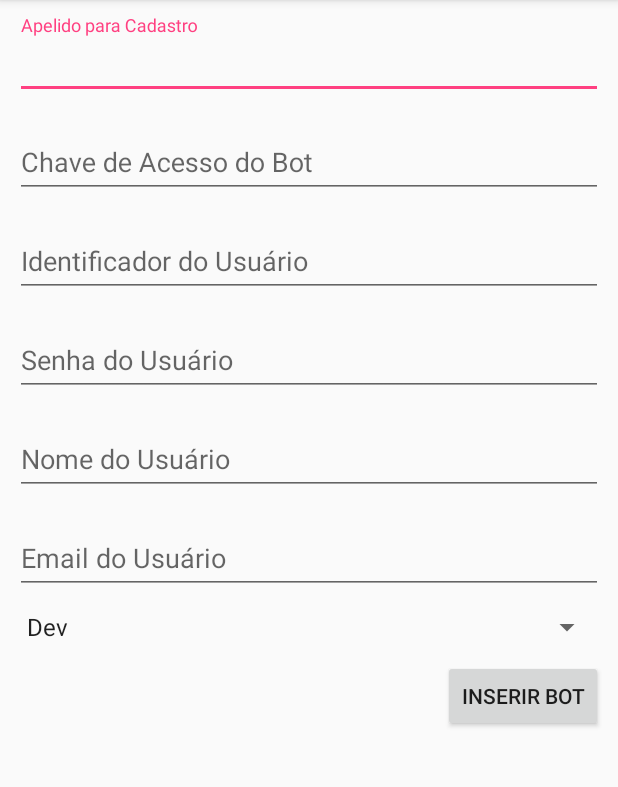
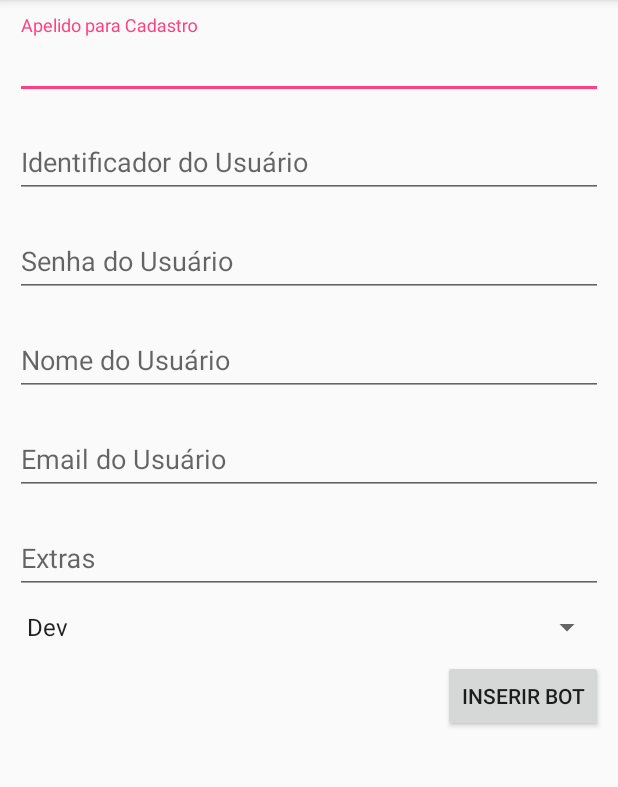
Before and after one commit to tuliomamute/TestBotsAndroid, an Android app: the InsertConfigurationActivity screen opened directly, with no data from a screen before it, on a phone screen of 412 x 824 dp, the part 84-871 px from its top. Run offline under Robolectric (Android 15) with nearby library versions, the phone set to English and light mode, and no system bars; libraries missing offline, so code that uses them is left out: retrofit2.converter.jackson; 4 statements that could not run were skipped.

Commit message:
Create extras field

```diff
--- a/app/src/main/AndroidManifest.xml
+++ b/app/src/main/AndroidManifest.xml
@@ -31,7 +31,7 @@
             android:value="true" />
         <meta-data
             android:name="VERSION"
-            android:value="1" />
+            android:value="2" />
         <meta-data
             android:name="DOMAIN_PACKAGE_NAME"
             android:value="com.bots.take.testbotsandroid" />
--- a/app/src/main/java/com/bots/take/testbotsandroid/activities/InsertConfigurationActivity.java
+++ b/app/src/main/java/com/bots/take/testbotsandroid/activities/InsertConfigurationActivity.java
@@ -7,6 +7,7 @@ import android.util.Base64;
 import android.view.View;
 import android.widget.EditText;
 import android.widget.Spinner;
+import android.widget.Toast;
 
 import com.bots.take.testbotsandroid.R;
 import com.bots.take.testbotsandroid.interfaces.IMessagingHubService;
@@ -36,6 +37,7 @@ public class InsertConfigurationActivity extends AppCompatActivity implements Ca
     private EditText BotAppKey;
     private Spinner AuthType;
     private EditText BotAlias;
+    private EditText UserExtras;
 
     private String BotShortName = "";
 
@@ -51,6 +53,7 @@ public class InsertConfigurationActivity extends AppCompatActivity implements Ca
         this.BotAppKey = findViewById(R.id.BotAppKey);
         this.AuthType = findViewById(R.id.AuthType);
         this.BotAlias = findViewById(R.id.BotAlias);
+        this.UserExtras = findViewById(R.id.UserExtras);
 
         Intent intent = getIntent();
         String authenticationToken = intent.getStringExtra("AuthenticationToken");
@@ -83,6 +86,7 @@ public class InsertConfigurationActivity extends AppCompatActivity implements Ca
         configuration.BotAppKey = this.BotAppKey.getText().toString();
         configuration.AuthType = this.AuthType.getSelectedItem().toString();
         configuration.BotAlias = this.BotAlias.getText().toString();
+        configuration.UserExtras = this.UserExtras.getText().toString();
 
         if (validations.ValidateUserInput(configuration)) {
             configuration.save();
@@ -157,5 +161,7 @@ public class InsertConfigurationActivity extends AppCompatActivity implements Ca
         preparedString = Base64.encodeToString(preparedString.getBytes(), 0).trim();
 
         this.BotAppKey.setText(preparedString);
+
+        Toast.makeText(this, "Identificador do BLiP Chat Gerado com sucesso!", Toast.LENGTH_LONG).show();
     }
 }
--- a/app/src/main/java/com/bots/take/testbotsandroid/models/ChatConfiguration.java
+++ b/app/src/main/java/com/bots/take/testbotsandroid/models/ChatConfiguration.java
@@ -12,11 +12,12 @@ public class ChatConfiguration extends SugarRecord<ChatConfiguration> {
     public String UserEmail;
     public String BotAppKey;
     public String AuthType;
+    public String UserExtras;
 
     public ChatConfiguration() {
     }
 
-    public ChatConfiguration(String UserIdentifier, String UserPassWord, String UserName, String UserEmail, String BotAppKey, String BotAlias, String AuthType) {
+    public ChatConfiguration(String UserIdentifier, String UserPassWord, String UserName, String UserEmail, String BotAppKey, String BotAlias, String AuthType, String UserExtras) {
         this.BotAlias = BotAlias;
         this.UserIdentifier = UserIdentifier;
         this.UserPassWord = UserPassWord;
@@ -24,6 +25,7 @@ public class ChatConfiguration extends SugarRecord<ChatConfiguration> {
         this.UserEmail = UserEmail;
         this.BotAppKey = BotAppKey;
         this.AuthType = AuthType;
+        this.UserExtras = UserExtras;
     }
 
 }
--- a/app/src/main/res/layout/activity_insert_configuration.xml
+++ b/app/src/main/res/layout/activity_insert_configuration.xml
@@ -33,7 +33,8 @@
 
         <android.support.design.widget.TextInputLayout
             android:layout_width="match_parent"
-            android:layout_height="wrap_content">
+            android:layout_height="wrap_content"
+            android:visibility="gone">
 
             <EditText
                 android:id="@+id/BotAppKey"
@@ -93,6 +94,19 @@
                 android:hint="@string/user_email" />
         </android.support.design.widget.TextInputLayout>
 
+        <android.support.design.widget.TextInputLayout
+            android:layout_width="match_parent"
+            android:layout_height="wrap_content">
+
+            <EditText
+                android:id="@+id/UserExtras"
+                android:layout_width="match_parent"
+                android:layout_height="wrap_content"
+                android:layout_marginBottom="10dp"
+                android:hint="Extras" />
+
+        </android.support.design.widget.TextInputLayout>
+
         <Spinner
             android:id="@+id/AuthType"
             android:layout_width="match_parent"
```
Also changed, not shown: app/src/main/java/com/bots/take/testbotsandroid/activities/UpdateConfigurationActivity.java (+7 -1 lines), app/src/main/java/com/bots/take/testbotsandroid/adapter/ConfigurationAdapter.java (+29 -4 lines), app/src/main/res/layout/activity_update_configuration.xml (+15 -1 lines).
